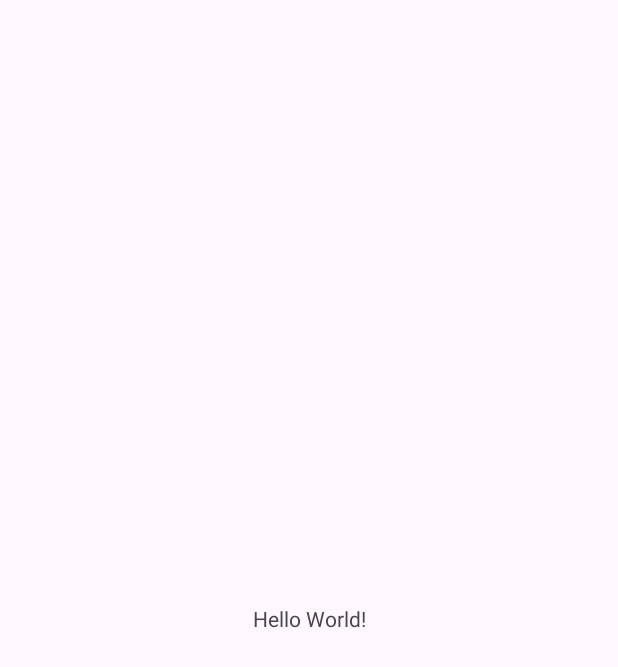
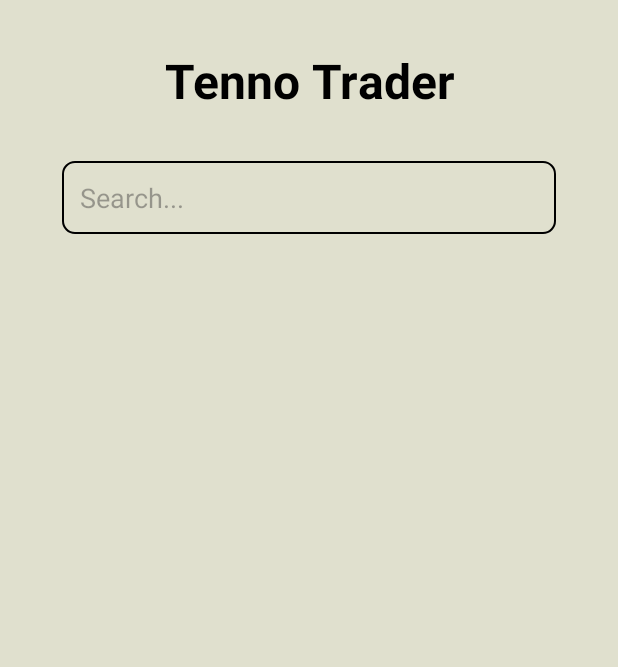
Before and after one commit to Tenno641/Tenno-Trader, an Android app: the screen it shows after launch (MainActivity), on a phone screen of 412 x 824 dp. Before the commit the part shown is almost empty. Shown: the top 667 px of the screen. Run offline under Robolectric (Android 15) with nearby library versions, the phone set to English and light mode, and no system bars.

Commit message:
adding search bar (UI_ONLY)

```diff
--- /dev/null
+++ b/app/src/main/res/drawable/rounded_edittext.xml
@@ -0,0 +1,8 @@
+<?xml version="1.0" encoding="utf-8"?>
+<shape xmlns:android="http://schemas.android.com/apk/res/android">
+
+    <corners android:radius="8dp" />
+    <stroke android:color="@color/black" android:width="1dp" />
+    <solid android:color="@color/background_color" />
+
+</shape>
--- a/app/src/main/res/layout/activity_main.xml
+++ b/app/src/main/res/layout/activity_main.xml
@@ -5,15 +5,47 @@
     android:id="@+id/main"
     android:layout_width="match_parent"
     android:layout_height="match_parent"
+    android:background="@color/background_color"
     tools:context=".MainActivity">
 
     <TextView
-        android:layout_width="wrap_content"
+        android:id="@+id/main_activity_title"
+        android:layout_width="0dp"
         android:layout_height="wrap_content"
-        android:text="Hello World!"
-        app:layout_constraintBottom_toBottomOf="parent"
+        android:layout_marginTop="32dp"
+        android:text="@string/app_name"
+        android:textAlignment="center"
+        android:textColor="@color/black"
+        android:textSize="32sp"
+        android:textStyle="bold"
         app:layout_constraintEnd_toEndOf="parent"
         app:layout_constraintStart_toStartOf="parent"
         app:layout_constraintTop_toTopOf="parent" />
 
+    <AutoCompleteTextView
+        android:layout_width="0dp"
+        android:layout_height="wrap_content"
+        android:layout_marginTop="32dp"
+        android:background="@drawable/rounded_edittext"
+        android:completionThreshold="1"
+        android:hint="@string/search"
+        android:padding="12dp"
+        app:layout_constraintEnd_toEndOf="@id/guideline_90"
+        app:layout_constraintStart_toStartOf="@id/guideline_10"
+        app:layout_constraintTop_toBottomOf="@id/main_activity_title" />
+
+    <androidx.constraintlayout.widget.Guideline
+        android:id="@+id/guideline_10"
+        android:layout_width="wrap_content"
+        android:layout_height="wrap_content"
+        android:orientation="vertical"
+        app:layout_constraintGuide_percent="0.1" />
+
+    <androidx.constraintlayout.widget.Guideline
+        android:id="@+id/guideline_90"
+        android:layout_width="wrap_content"
+        android:layout_height="wrap_content"
+        android:orientation="vertical"
+        app:layout_constraintGuide_percent="0.9" />
+
 </androidx.constraintlayout.widget.ConstraintLayout>
--- a/app/src/main/res/values/colors.xml
+++ b/app/src/main/res/values/colors.xml
@@ -1,5 +1,7 @@
 <?xml version="1.0" encoding="utf-8"?>
 <resources>
     <color name="black">#FF000000</color>
+    <color name="grey">#3C3C3C</color>
     <color name="white">#FFFFFFFF</color>
+    <color name="background_color">#E0E0CE</color>
 </resources>
--- a/app/src/main/res/values/strings.xml
+++ b/app/src/main/res/values/strings.xml
@@ -1,3 +1,4 @@
 <resources>
     <string name="app_name">Tenno Trader</string>
+    <string name="search">Search...</string>
 </resources>
```
Also changed, not shown: 1 other file.
